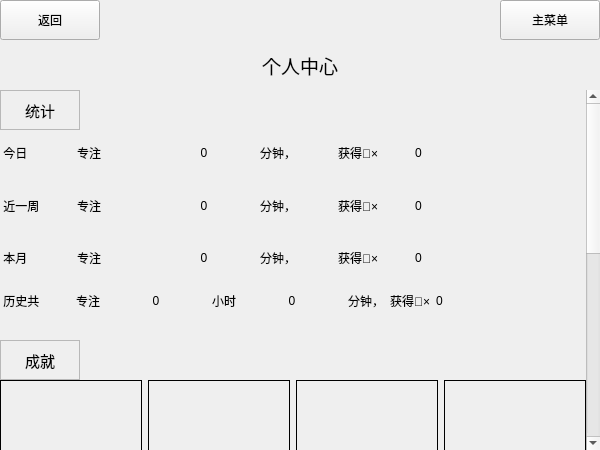
Old version of the form personalwidget.ui in the repository Flyame-debug/Tomato.
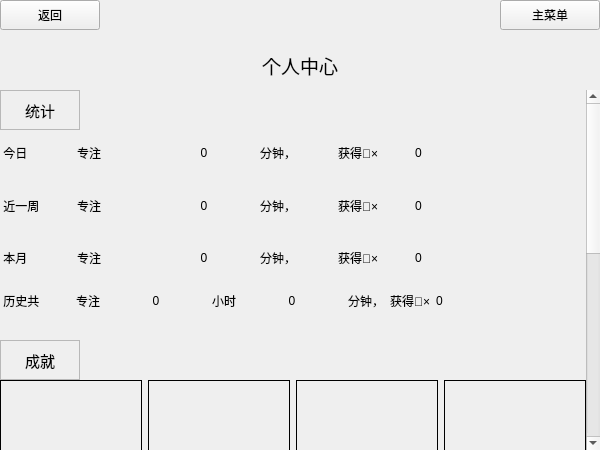
New version of the form. Icons and pictures are not drawn.

```diff
--- a/personalwidget.ui
+++ b/personalwidget.ui
@@ -29,7 +29,7 @@
      <x>0</x>
      <y>0</y>
      <width>100</width>
-     <height>40</height>
+     <height>30</height>
     </rect>
    </property>
    <property name="text">
@@ -42,7 +42,7 @@
      <x>500</x>
      <y>0</y>
      <width>100</width>
-     <height>40</height>
+     <height>30</height>
     </rect>
    </property>
    <property name="text">
```
Left out of the diff: 2 changed lines with no effect on the pictures.
